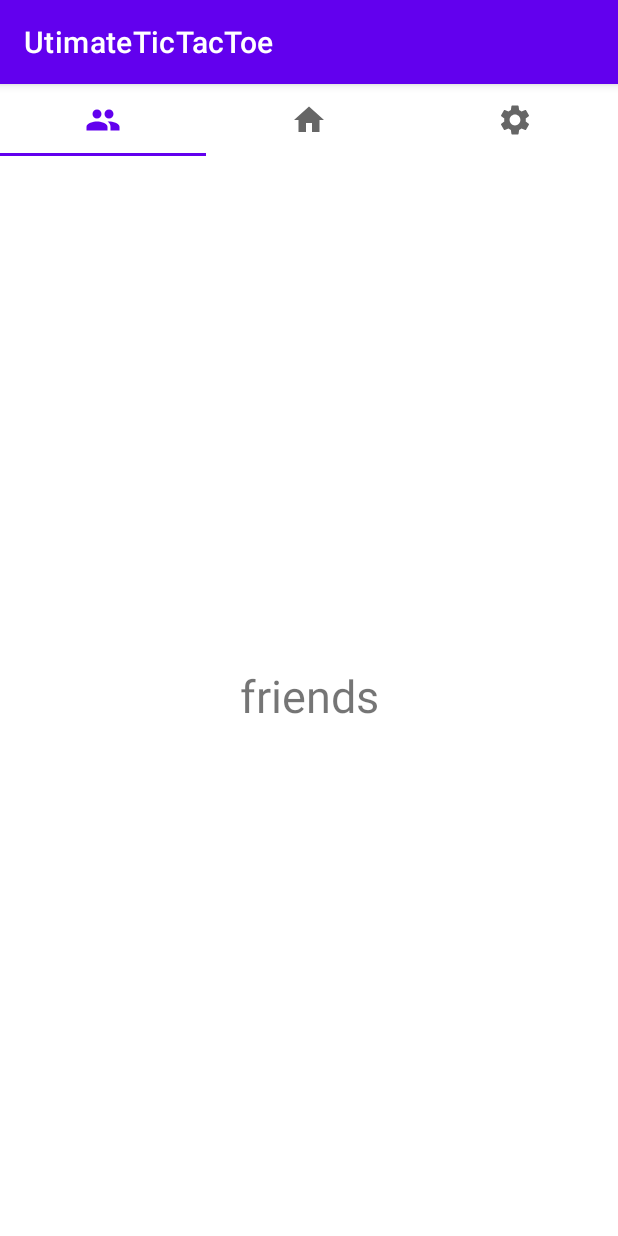
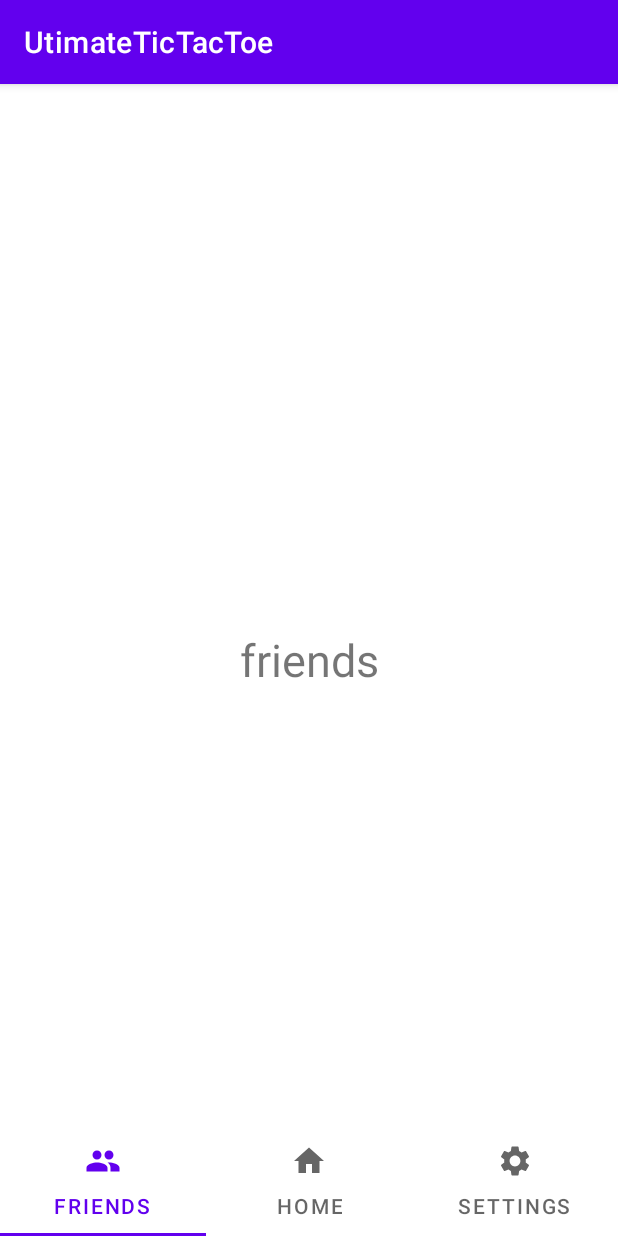
Before and after one commit to Tomer644/UtimateTicTacToe, an Android app: the screen it shows after launch (MainActivity), on a phone screen of 412 x 824 dp. Run offline under Robolectric (Android 15) with nearby library versions, the phone set to English and light mode, and no system bars.

Commit message:
android studio issue fixed

```diff
--- a/app/build.gradle
+++ b/app/build.gradle
@@ -3,7 +3,7 @@ plugins {
 }
 
 android {
-    compileSdk 31
+    compileSdk 33
 
     defaultConfig {
         applicationId "com.example.utimatetictactoe"
--- a/app/src/main/java/com/example/utimatetictactoe/MainActivity.java
+++ b/app/src/main/java/com/example/utimatetictactoe/MainActivity.java
@@ -17,8 +17,6 @@ public class MainActivity extends AppCompatActivity {
     protected void onCreate(Bundle savedInstanceState) {
         super.onCreate(savedInstanceState);
         setContentView(R.layout.activity_main);
-        //1. create tab layout and view pager2 in main xml
-        //2. create a fragment and make it relative layout
 
 
         TabLayout tabLayout = findViewById(R.id.tabLayout);
--- a/app/src/main/res/layout/activity_main.xml
+++ b/app/src/main/res/layout/activity_main.xml
@@ -7,33 +7,37 @@
     tools:context=".MainActivity"
     android:orientation="horizontal">
 
+    <androidx.viewpager2.widget.ViewPager2
+        android:id="@+id/pager"
+        android:layout_width="match_parent"
+        android:layout_height="match_parent" />
+
     <com.google.android.material.tabs.TabLayout
         android:id="@+id/tabLayout"
+        android:layout_alignParentBottom="true"
         android:layout_width="match_parent"
         android:layout_height="wrap_content">
+<!--        android:background="#0002ba"-->
 
         <com.google.android.material.tabs.TabItem
             android:layout_width="match_parent"
             android:layout_height="wrap_content"
+            android:text="Friends"
             android:icon="@drawable/ic_baseline_group_24" />
 
         <com.google.android.material.tabs.TabItem
             android:layout_width="match_parent"
             android:layout_height="wrap_content"
+            android:text="Home"
             android:icon="@drawable/ic_baseline_home_24" />
 
         <com.google.android.material.tabs.TabItem
             android:layout_width="match_parent"
             android:layout_height="wrap_content"
+            android:text="Settings"
             android:icon="@drawable/ic_baseline_settings_24"/>
 
 
     </com.google.android.material.tabs.TabLayout>
 
-    <androidx.viewpager2.widget.ViewPager2
-        android:layout_width="match_parent"
-        android:layout_height="match_parent"
-        android:id="@+id/pager"
-        android:layout_below="@+id/tabLayout"/>
-
 </RelativeLayout>
--- a/build.gradle
+++ b/build.gradle
@@ -5,7 +5,7 @@ buildscript {
         mavenCentral()
     }
     dependencies {
-        classpath "com.android.tools.build:gradle:7.0.4"
+        classpath 'com.android.tools.build:gradle:7.3.1'
 
         // NOTE: Do not place your application dependencies here; they belong
         // in the individual module build.gradle files
```
Also changed, not shown: gradle/wrapper/gradle-wrapper.properties.
